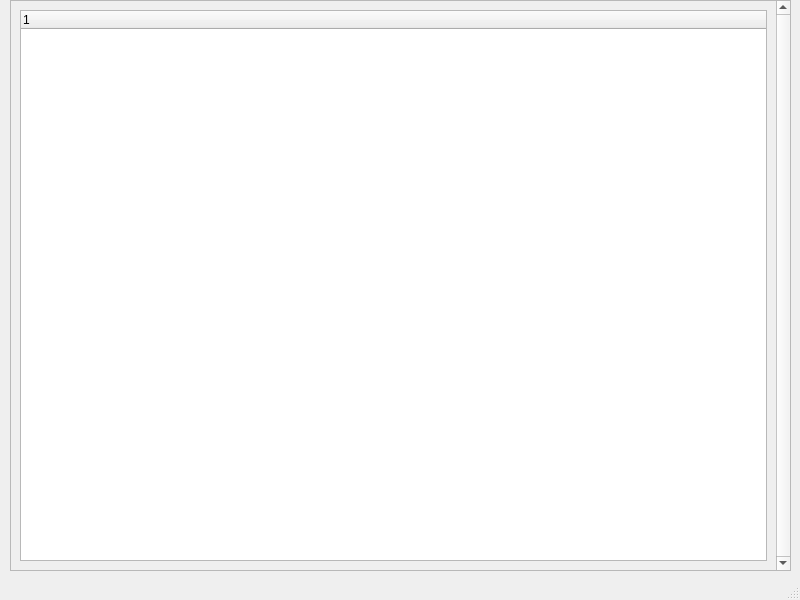
Before: the Qt Designer form mainwindow.ui in LeonidVolohov/JSONEditor, drawn with Qt 5.
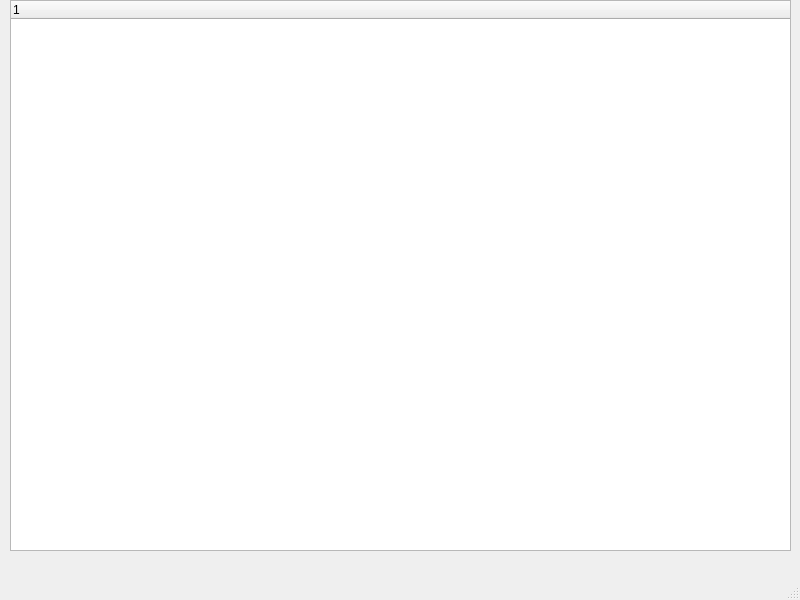
After: the same form once the commit is applied.

Commit message: QTreeView:  - removed QScrollView out of necessity, because QTreeWidget has scroll itself  - added additional property for json display

Patch:
```diff
--- a/mainwindow.ui
+++ b/mainwindow.ui
@@ -14,42 +14,20 @@
    <string>MainWindow</string>
   </property>
   <widget class="QWidget" name="centralwidget">
-   <widget class="QScrollArea" name="scrollArea">
+   <widget class="QTreeWidget" name="treeWidget">
     <property name="geometry">
      <rect>
       <x>10</x>
       <y>0</y>
       <width>781</width>
-      <height>571</height>
+      <height>551</height>
      </rect>
     </property>
-    <property name="verticalScrollBarPolicy">
-     <enum>Qt::ScrollBarAlwaysOn</enum>
-    </property>
-    <property name="widgetResizable">
-     <bool>true</bool>
-    </property>
-    <widget class="QWidget" name="scrollAreaWidgetContents">
-     <property name="geometry">
-      <rect>
-       <x>0</x>
-       <y>0</y>
-       <width>765</width>
-       <height>569</height>
-      </rect>
-     </property>
-     <layout class="QVBoxLayout" name="verticalLayout">
-      <item>
-       <widget class="QTreeWidget" name="treeWidget">
         <column>
          <property name="text">
           <string notr="true">1</string>
          </property>
         </column>
-       </widget>
-      </item>
-     </layout>
-    </widget>
    </widget>
   </widget>
   <widget class="QMenuBar" name="menubar">
```
Lines whose indentation alone changed are shown as unchanged. The commit also changes 1 other file.
